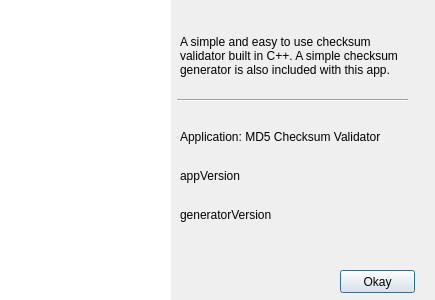
Old version of the form src/aboutdialog.ui in the repository pazuzu156/MD5Sum.
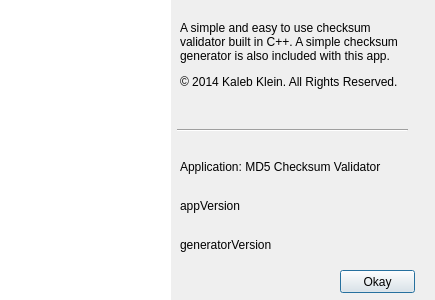
New version of the form. Icons and pictures are not drawn.

Commit message: Updated about window to include copyright

The edit to the form file:
```diff
--- a/src/aboutdialog.ui
+++ b/src/aboutdialog.ui
@@ -38,7 +38,7 @@
     </rect>
    </property>
    <property name="text">
-    <string>A simple and easy to use checksum validator built in C++. A simple checksum generator is also included with this app.</string>
+    <string>&lt;html&gt;&lt;head/&gt;&lt;body&gt;&lt;p&gt;A simple and easy to use checksum validator built in C++. A simple checksum generator is also included with this app.&lt;/p&gt;&lt;p&gt;© 2014 Kaleb Klein. All Rights Reserved.&lt;/p&gt;&lt;/body&gt;&lt;/html&gt;</string>
    </property>
    <property name="wordWrap">
     <bool>true</bool>
@@ -76,7 +76,7 @@
    <property name="geometry">
     <rect>
      <x>177</x>
-     <y>90</y>
+     <y>120</y>
      <width>231</width>
      <height>20</height>
     </rect>
@@ -89,7 +89,7 @@
    <property name="geometry">
     <rect>
      <x>180</x>
-     <y>120</y>
+     <y>150</y>
      <width>251</width>
      <height>111</height>
     </rect>
```
The commit also changes 2 other files.
